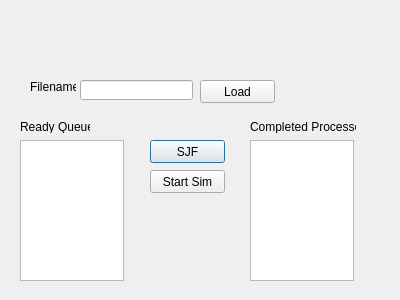
Qt form Seizure_Time_OS/processschedulerdialog.ui (Singlecharacter/Seizure-Time-OS) before a commit.
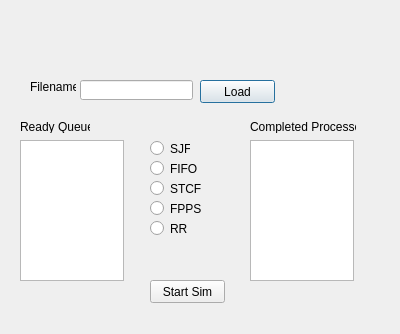
The same form after that commit.

Diff of the .ui file:
```diff
--- a/Seizure_Time_OS/processschedulerdialog.ui
+++ b/Seizure_Time_OS/processschedulerdialog.ui
@@ -7,25 +7,12 @@
     <x>0</x>
     <y>0</y>
     <width>400</width>
-    <height>300</height>
+    <height>334</height>
    </rect>
   </property>
   <property name="windowTitle">
    <string>Dialog</string>
   </property>
-  <widget class="QPushButton" name="SJFButton">
-   <property name="geometry">
-    <rect>
-     <x>150</x>
-     <y>140</y>
-     <width>75</width>
-     <height>23</height>
-    </rect>
-   </property>
-   <property name="text">
-    <string>SJF</string>
-   </property>
-  </widget>
   <widget class="QLineEdit" name="filenameEdit">
    <property name="geometry">
     <rect>
@@ -99,7 +86,7 @@
    <property name="geometry">
     <rect>
      <x>150</x>
-     <y>170</y>
+     <y>280</y>
      <width>75</width>
      <height>23</height>
     </rect>
@@ -121,6 +108,84 @@
     <string>Completed Processes:</string>
    </property>
   </widget>
+  <widget class="QRadioButton" name="SJFButton">
+   <property name="geometry">
+    <rect>
+     <x>150</x>
+     <y>140</y>
+     <width>40</width>
+     <height>17</height>
+    </rect>
+   </property>
+   <property name="text">
+    <string>SJF</string>
+   </property>
+  </widget>
+  <widget class="QRadioButton" name="FIFOButton">
+   <property name="geometry">
+    <rect>
+     <x>150</x>
+     <y>160</y>
+     <width>47</width>
+     <height>17</height>
+    </rect>
+   </property>
+   <property name="text">
+    <string>FIFO</string>
+   </property>
+  </widget>
+  <widget class="QRadioButton" name="STCFButton_2">
+   <property name="geometry">
+    <rect>
+     <x>150</x>
+     <y>180</y>
+     <width>82</width>
+     <height>17</height>
+    </rect>
+   </property>
+   <property name="text">
+    <string>STCF</string>
+   </property>
+  </widget>
+  <widget class="QRadioButton" name="FPPSButton">
+   <property name="geometry">
+    <rect>
+     <x>150</x>
+     <y>200</y>
+     <width>82</width>
+     <height>17</height>
+    </rect>
+   </property>
+   <property name="text">
+    <string>FPPS</string>
+   </property>
+  </widget>
+  <widget class="QRadioButton" name="RRButton">
+   <property name="geometry">
+    <rect>
+     <x>150</x>
+     <y>220</y>
+     <width>82</width>
+     <height>17</height>
+    </rect>
+   </property>
+   <property name="text">
+    <string>RR</string>
+   </property>
+  </widget>
+  <widget class="QLabel" name="runningLabel">
+   <property name="geometry">
+    <rect>
+     <x>130</x>
+     <y>30</y>
+     <width>46</width>
+     <height>13</height>
+    </rect>
+   </property>
+   <property name="text">
+    <string> </string>
+   </property>
+  </widget>
  </widget>
  <resources/>
  <connections/>
```
Left out of the diff: 2 changed lines with no effect on the pictures.
